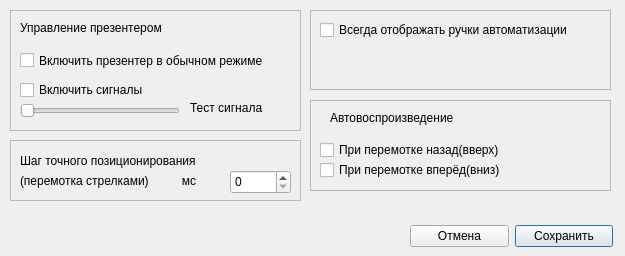
First picture: the form in GUI/options.ui, repository Eugene-q/PresenterPlayer, before the edit.
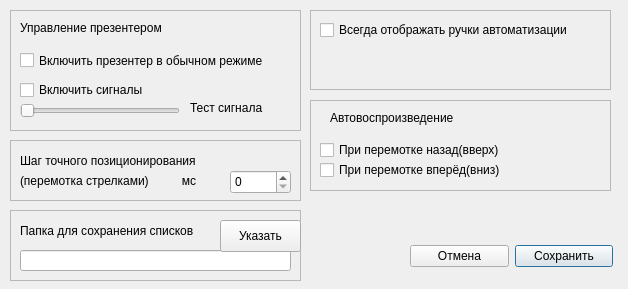
Second picture: the form after the edit.

What changed in the file:
```diff
--- a/GUI/options.ui
+++ b/GUI/options.ui
@@ -12,8 +12,8 @@
    <rect>
     <x>0</x>
     <y>0</y>
-    <width>625</width>
-    <height>256</height>
+    <width>628</width>
+    <height>289</height>
    </rect>
   </property>
   <property name="windowTitle">
@@ -104,7 +104,7 @@
    <property name="geometry">
     <rect>
      <x>410</x>
-     <y>220</y>
+     <y>240</y>
      <width>203</width>
      <height>32</height>
     </rect>
@@ -280,6 +280,61 @@
     </property>
    </widget>
   </widget>
+  <widget class="QFrame" name="frame_5">
+   <property name="geometry">
+    <rect>
+     <x>10</x>
+     <y>210</y>
+     <width>291</width>
+     <height>71</height>
+    </rect>
+   </property>
+   <property name="frameShape">
+    <enum>QFrame::StyledPanel</enum>
+   </property>
+   <property name="frameShadow">
+    <enum>QFrame::Raised</enum>
+   </property>
+   <widget class="QLabel" name="label_6">
+    <property name="geometry">
+     <rect>
+      <x>10</x>
+      <y>10</y>
+      <width>211</width>
+      <height>21</height>
+     </rect>
+    </property>
+    <property name="text">
+     <string>Папка для сохранения списков</string>
+    </property>
+   </widget>
+   <widget class="QLineEdit" name="lineDefaultSaveDir">
+    <property name="geometry">
+     <rect>
+      <x>10</x>
+      <y>40</y>
+      <width>271</width>
+      <height>21</height>
+     </rect>
+    </property>
+    <property name="readOnly">
+     <bool>true</bool>
+    </property>
+   </widget>
+   <widget class="QPushButton" name="buttonSetDefaultSaveDir">
+    <property name="geometry">
+     <rect>
+      <x>210</x>
+      <y>10</y>
+      <width>81</width>
+      <height>32</height>
+     </rect>
+    </property>
+    <property name="text">
+     <string>Указать</string>
+    </property>
+   </widget>
+  </widget>
  </widget>
  <resources/>
  <connections/>
```
